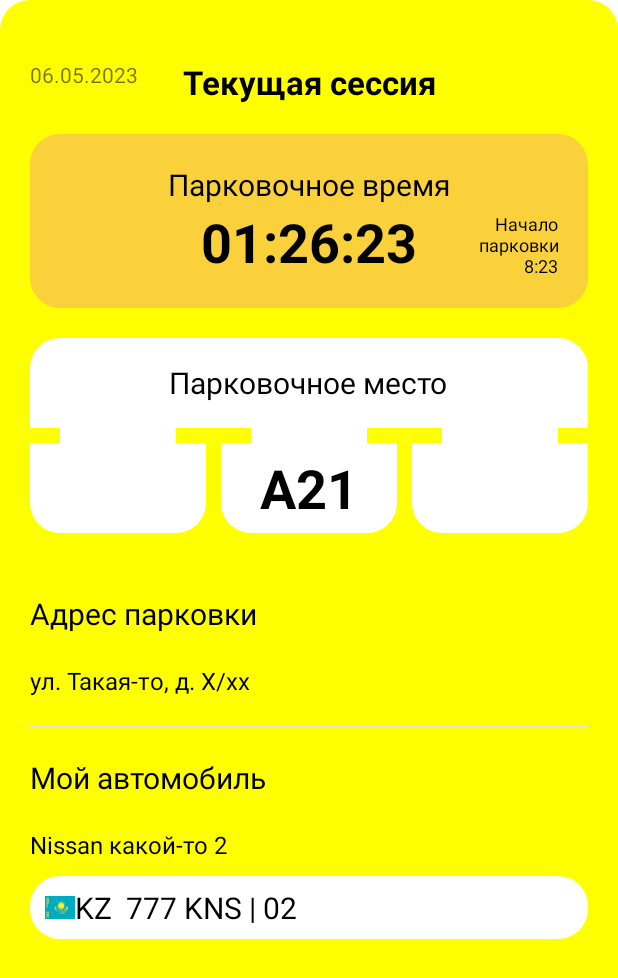
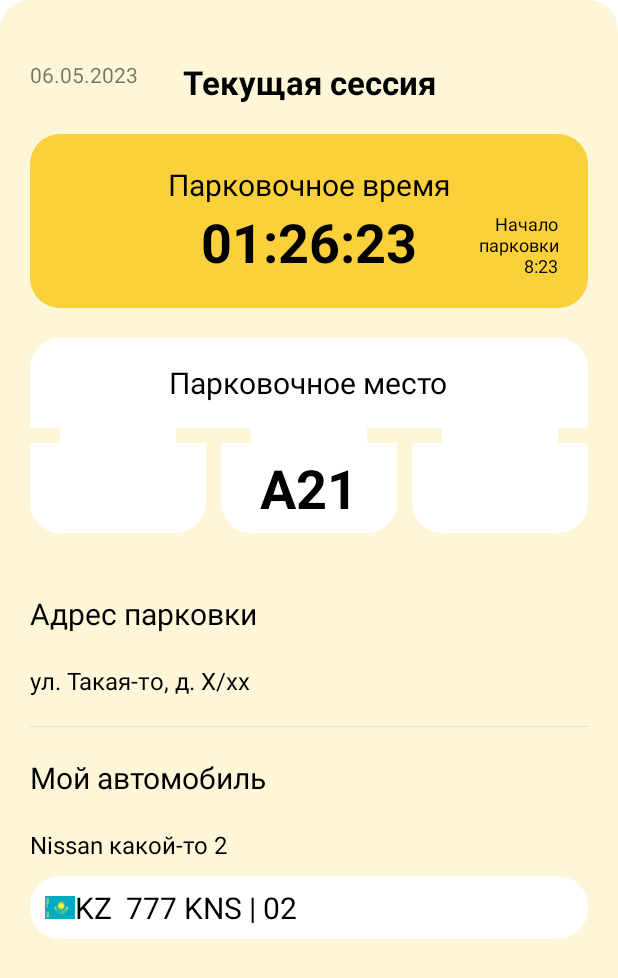
Before and after one commit to Mike-cloud-17/AParking, an Android app: the layout fragment_session_current.xml on its own in the app's theme, with its tools: preview values and no code run, on a phone screen of 412 x 824 dp. Shown: the top 978 px of the screen. Run offline under Robolectric (Android 15) with nearby library versions, the phone set to English and light mode, and no system bars.

Commit message:
Point/cluster/sessions fragments are bound to buttons

```diff
--- a/app/src/main/AndroidManifest.xml
+++ b/app/src/main/AndroidManifest.xml
@@ -45,6 +45,10 @@
             android:exported="false"
             android:screenOrientation="portrait" />
         <activity
+            android:name=".SessionsActivity"
+            android:exported="false"
+            android:screenOrientation="portrait" />
+        <activity
             android:name=".LoginActivity"
             android:exported="true"
             android:screenOrientation="portrait">
--- a/app/src/main/res/drawable/bottom_border_yellow.xml
+++ b/app/src/main/res/drawable/bottom_border_yellow.xml
@@ -12,8 +12,8 @@
     <item android:bottom="1dp">
         <shape
             android:shape="rectangle">
-            <stroke android:width="1dp" android:color="@color/light_yellow" />
-            <solid android:color="@color/light_yellow" />
+            <stroke android:width="1dp" android:color="@color/beige" />
+            <solid android:color="@color/beige" />
         </shape>
     </item>
 
--- a/app/src/main/res/drawable/bottom_border_yellow_reverse.xml
+++ b/app/src/main/res/drawable/bottom_border_yellow_reverse.xml
@@ -3,7 +3,7 @@
     <item>
         <shape
             android:shape="rectangle">
-            <stroke android:width="1dp" android:color="@color/light_yellow" />
+            <stroke android:width="1dp" android:color="@color/beige" />
             <solid android:color="@color/transparent" />
 
         </shape>
--- a/app/src/main/res/drawable/holder_rounded_top_yellow.xml
+++ b/app/src/main/res/drawable/holder_rounded_top_yellow.xml
@@ -2,6 +2,6 @@
 <shape xmlns:android="http://schemas.android.com/apk/res/android"
     android:shape="rectangle">
     <solid
-        android:color="@color/light_yellow" />
+        android:color="@color/beige" />
     <corners android:topLeftRadius="20dp" android:topRightRadius="20dp"/>
 </shape>
--- /dev/null
+++ b/app/src/main/res/drawable/ic_outline_more_24.xml
@@ -0,0 +1,5 @@
+<vector android:height="24dp" android:tint="@color/black"
+    android:viewportHeight="24" android:viewportWidth="24"
+    android:width="24dp" xmlns:android="http://schemas.android.com/apk/res/android">
+    <path android:fillColor="@android:color/white" android:pathData="M 16 12 c 0 1.1 0.9 2 2 2 s 2 -0.9 2 -2 s -0.9 -2 -2 -2 s -2 0.9 -2 2 z M 14 12 c -0 -1.1 -0.9 -2 -2 -2 s -2 0.9 -2 2 s 0.9 2 2 2 s 2 -0.9 2 -2 z M 8 12 c -0 -1.1 -0.9 -2 -2 -2 s -2 0.9 -2 2 s 0.9 2 2 2 s 2 -0.9 2 -2 z"/>
+</vector>
--- a/app/src/main/res/layout/fragment_session_current.xml
+++ b/app/src/main/res/layout/fragment_session_current.xml
@@ -29,6 +29,15 @@
         app:layout_constraintStart_toStartOf="parent"
         app:layout_constraintTop_toTopOf="parent" />
 
+    <ScrollView
+        android:layout_width="match_parent"
+        android:layout_height="0dp"
+        app:layout_constraintBottom_toBottomOf="parent"
+        app:layout_constraintTop_toBottomOf="@+id/textView2">
+        <androidx.constraintlayout.widget.ConstraintLayout
+            android:layout_width="match_parent"
+            android:layout_height="match_parent">
+
             <androidx.constraintlayout.widget.ConstraintLayout
                 android:id="@+id/constraintLayout"
                 android:layout_width="match_parent"
@@ -37,7 +46,7 @@
                 android:layout_marginTop="20dp"
                 android:background="@drawable/holder_rounded_orange"
                 android:padding="20dp"
-        app:layout_constraintTop_toBottomOf="@+id/textView2"
+                app:layout_constraintTop_toTopOf="parent"
                 tools:layout_editor_absoluteX="20dp">
 
                 <TextView
@@ -119,12 +128,14 @@
             </LinearLayout>
 
             <LinearLayout
+                android:id="@+id/linearLayout"
                 android:layout_width="match_parent"
                 android:layout_height="wrap_content"
+                android:layout_marginHorizontal="20dp"
                 android:orientation="vertical"
                 android:paddingVertical="10dp"
-        android:layout_marginHorizontal="20dp"
-        app:layout_constraintTop_toBottomOf="@+id/address_block">
+                app:layout_constraintTop_toBottomOf="@+id/address_block"
+                tools:layout_editor_absoluteX="20dp">
 
                 <TextView
                     android:layout_width="wrap_content"
@@ -150,14 +161,14 @@
                     android:background="@drawable/holder_rounded_white"
                     android:gravity="center_vertical"
                     android:orientation="horizontal"
+                    android:paddingStart="10dp"
                     android:paddingTop="7dp"
+                    android:paddingEnd="10dp"
                     android:paddingBottom="7dp"
-            android:paddingStart="10dp"
-            android:paddingEnd="10dp"
-            app:layout_constraintTop_toTopOf="@id/locationButton"
                     app:layout_constraintBottom_toBottomOf="@id/locationButton"
                     app:layout_constraintEnd_toStartOf="@id/locationButton"
-            app:layout_constraintStart_toEndOf="@id/routeButton">
+                    app:layout_constraintStart_toEndOf="@id/routeButton"
+                    app:layout_constraintTop_toTopOf="@id/locationButton">
 
                     <ImageView
                         android:id="@+id/flagImage"
@@ -169,11 +180,13 @@
                         android:id="@+id/carNumber"
                         android:layout_width="wrap_content"
                         android:layout_height="wrap_content"
+                        android:layout_marginEnd="10dp"
+                        android:gravity="center"
                         android:text="KZ  777 KNS | 02"
-                android:textSize="20sp"
-                android:gravity="center"
                         android:textColor="@color/black"
-                android:layout_marginEnd="10dp" />
+                        android:textSize="20sp" />
                 </LinearLayout>
             </LinearLayout>
         </androidx.constraintlayout.widget.ConstraintLayout>
+    </ScrollView>
+</androidx.constraintlayout.widget.ConstraintLayout>
--- a/app/src/main/res/values/strings.xml
+++ b/app/src/main/res/values/strings.xml
@@ -22,4 +22,6 @@
     <string name="show_path">Построить маршрут</string>
     <string name="occupied">Занято:</string>
     <string name="free_progress">Свободно:</string>
+    <string name="number_unpaid_header">Неоплаченные сессии (%1$d)</string>
+    <string name="history">История</string>
 </resources>
```
Also changed, not shown: app/src/main/java/com/example/aparking/ClusterBottomSheet.kt (added, +33 -0 lines), app/src/main/java/com/example/aparking/CurrentSessionFragment.kt (added, +26 -0 lines), app/src/main/java/com/example/aparking/MapFragment.kt (+19 -2 lines), app/src/main/java/com/example/aparking/PointBottomSheet.kt (added, +33 -0 lines), app/src/main/java/com/example/aparking/SessionsActivity.kt (added, +20 -0 lines), app/src/main/java/com/example/aparking/parkingTimer/ParkingTimerFragment.kt (+10 -0 lines), app/src/main/res/layout/activity_sessions.xml (+10 -1 lines), app/src/main/res/layout/fragment_session_history.xml (+22 -1 lines), app/src/main/res/layout/fragment_session_unpaid.xml (+32 -1 lines). Lines whose indentation alone changed are shown as unchanged.
